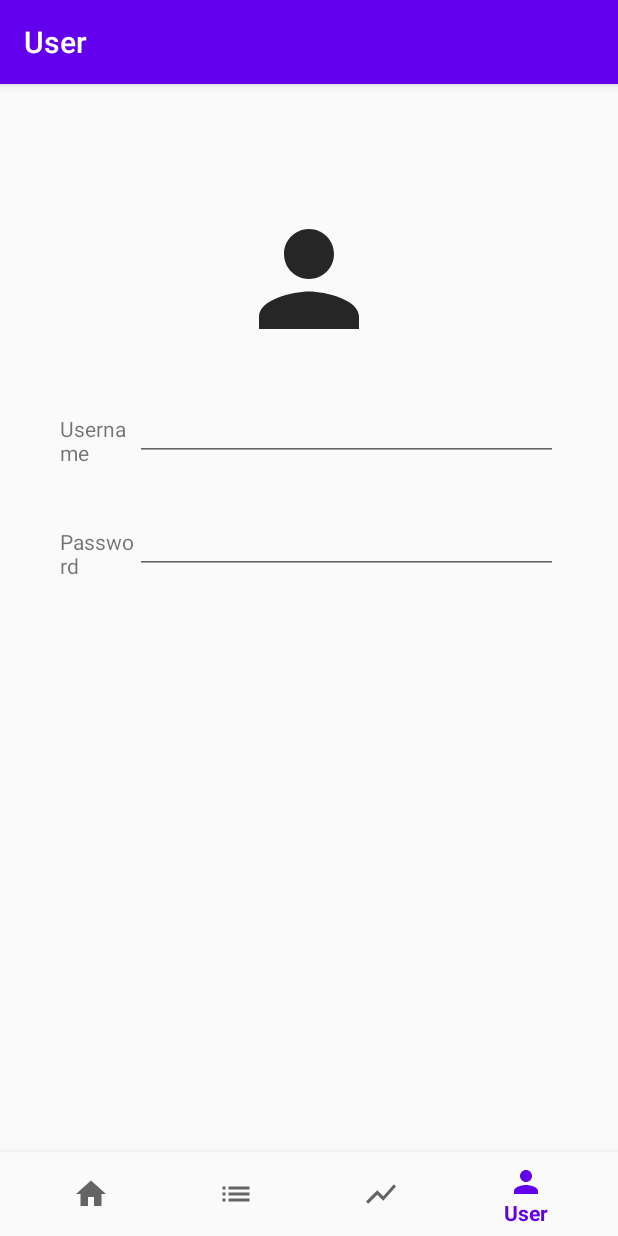
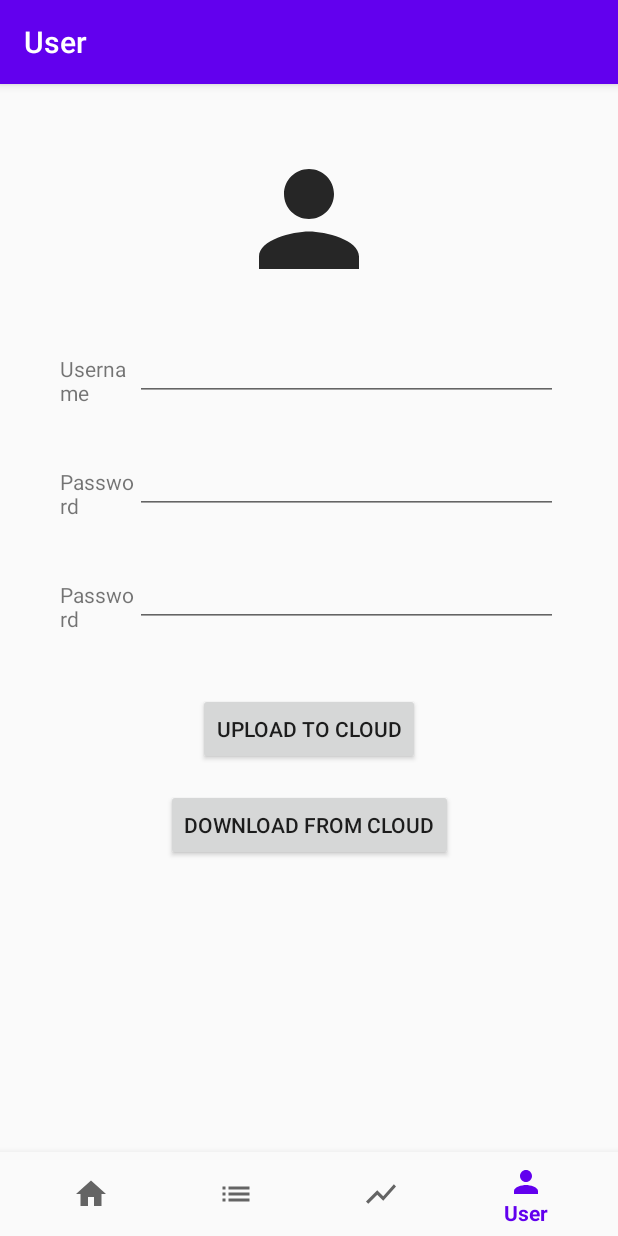
Before and after one commit to ppqing/AccountsKeeper, an Android app: the UserFragment screen opened through its navigation route, on a phone screen of 412 x 824 dp. Run offline under Robolectric (Android 15) with nearby library versions, the phone set to English and light mode, and no system bars; our stand-ins replace navigation-ui.

Commit message:
Add webdav class. Add sqlite-related class. Modify user fragment.

```diff
--- a/app/build.gradle
+++ b/app/build.gradle
@@ -37,4 +37,6 @@ dependencies {
     testImplementation 'junit:junit:4.12'
     androidTestImplementation 'androidx.test.ext:junit:1.1.1'
     androidTestImplementation 'androidx.test.espresso:espresso-core:3.2.0'
+    implementation 'com.google.code.gson:gson:2.8.6'
+    implementation 'com.thegrizzlylabs.sardine-android:sardine-android:0.6'
 }
--- a/app/src/main/res/layout/fragment_user.xml
+++ b/app/src/main/res/layout/fragment_user.xml
@@ -10,10 +10,10 @@
         android:id="@+id/avatar"
         android:layout_width="100dp"
         android:layout_height="100dp"
+        android:layout_marginTop="@dimen/activity_vertical_margin_large"
         android:src="@drawable/ic_person_black_24dp"
         app:layout_constraintEnd_toEndOf="parent"
         app:layout_constraintStart_toStartOf="parent"
-        android:layout_marginTop="80dp"
         app:layout_constraintTop_toTopOf="parent" />
 
     <TextView
@@ -51,11 +51,53 @@
         android:layout_width="0dp"
         android:layout_height="wrap_content"
         android:layout_marginEnd="@dimen/activity_horizontal_margin_large"
+        android:inputType="textPassword"
         app:layout_constraintBaseline_toBaselineOf="@+id/textview_password"
         app:layout_constraintEnd_toEndOf="parent"
         app:layout_constraintHorizontal_bias="0.0"
-        app:layout_constraintStart_toEndOf="@+id/textview_password"
-        android:inputType="textPassword"/>
+        app:layout_constraintStart_toEndOf="@+id/textview_password" />
 
+    <TextView
+        android:id="@+id/textview_server"
+        android:layout_width="50sp"
+        android:layout_height="wrap_content"
+        android:layout_marginStart="@dimen/activity_horizontal_margin_large"
+        android:layout_marginTop="@dimen/activity_vertical_margin_large"
+        android:text="@string/password"
+        app:layout_constraintStart_toStartOf="parent"
+        app:layout_constraintTop_toBottomOf="@+id/textview_password" />
+
+    <EditText
+        android:id="@+id/edittext_server"
+        android:layout_width="0dp"
+        android:layout_height="wrap_content"
+        android:layout_marginEnd="@dimen/activity_horizontal_margin_large"
+        android:inputType="textPassword"
+        app:layout_constraintBaseline_toBaselineOf="@+id/textview_server"
+        app:layout_constraintEnd_toEndOf="parent"
+        app:layout_constraintHorizontal_bias="0.0"
+        app:layout_constraintStart_toEndOf="@+id/textview_server" />
+
+    <Button
+        android:id="@+id/button_upload"
+        android:text="@string/button_upload"
+        android:layout_width="wrap_content"
+        android:layout_height="wrap_content"
+        android:layout_marginTop="@dimen/activity_vertical_margin_large"
+        app:layout_constraintEnd_toEndOf="parent"
+        app:layout_constraintHorizontal_bias="0.5"
+        app:layout_constraintStart_toStartOf="parent"
+        app:layout_constraintTop_toBottomOf="@id/textview_server"/>
+
+    <Button
+        android:id="@+id/button_download"
+        android:text="@string/button_download"
+        android:layout_width="wrap_content"
+        android:layout_height="wrap_content"
+        app:layout_constraintEnd_toEndOf="parent"
+        app:layout_constraintHorizontal_bias="0.5"
+        app:layout_constraintStart_toStartOf="parent"
+        app:layout_constraintTop_toBottomOf="@id/button_upload"
+        android:layout_marginTop="@dimen/activity_vertical_margin_small"/>
 
 </androidx.constraintlayout.widget.ConstraintLayout>
--- a/app/src/main/res/values/strings.xml
+++ b/app/src/main/res/values/strings.xml
@@ -6,4 +6,6 @@
     <string name="title_user">User</string>
     <string name="username">Username</string>
     <string name="password">Password</string>
+    <string name="button_upload">upload to cloud</string>
+    <string name="button_download">download from cloud</string>
 </resources>
```
Also changed, not shown: app/src/main/java/cn/ppqing/accountskeeper/Data.java (added, +36 -0 lines), app/src/main/java/cn/ppqing/accountskeeper/db/DBHelper.java (added, +92 -0 lines), app/src/main/java/cn/ppqing/accountskeeper/db/DataOperator.java (added, +63 -0 lines), app/src/main/java/cn/ppqing/accountskeeper/db/WebDAV.java (added, +94 -0 lines), app/src/main/res/layout/list_item.xml (+12 -12 lines), build.gradle (+12 -0 lines), 1 other file.
